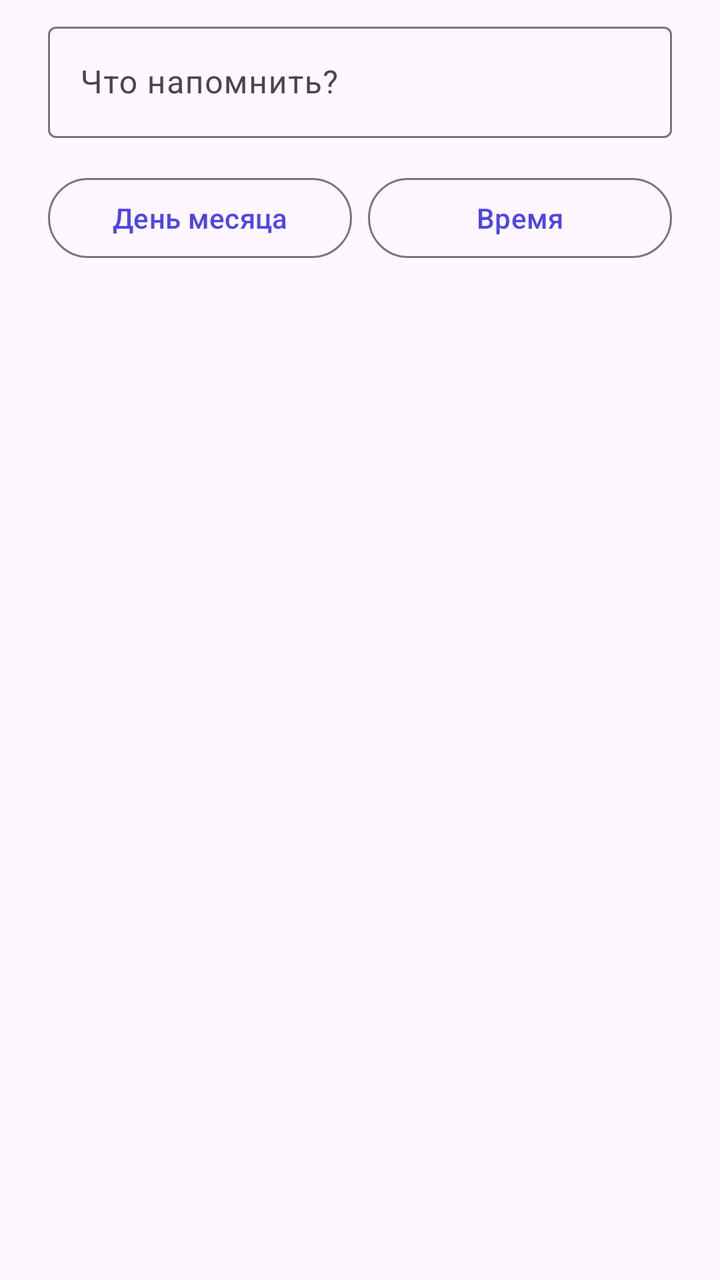
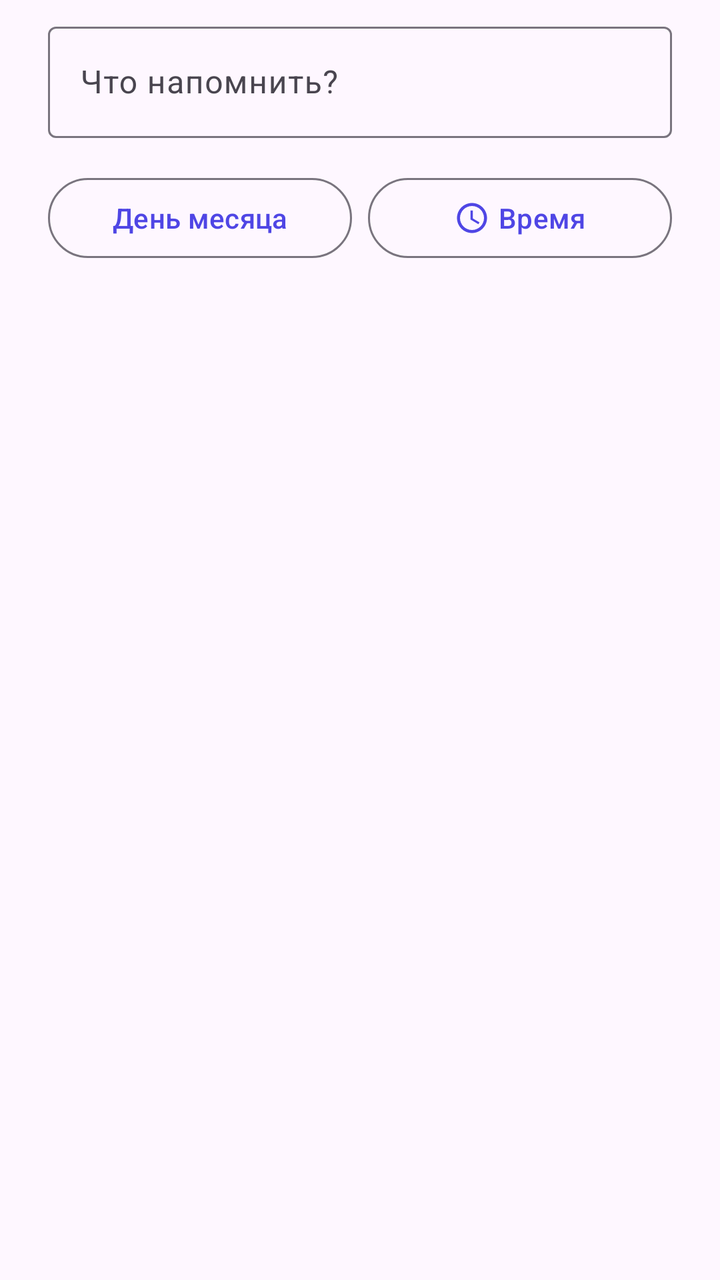

Screens rendered from an Android XML layout before and after an edit, with the pre-edit source and the edit as a unified diff.
<!-- AndroidManifest.xml: application theme Theme.MonthlyReminder -->
<!-- res/layout/dialog_task.xml -->
<?xml version="1.0" encoding="utf-8"?>
<LinearLayout xmlns:android="http://schemas.android.com/apk/res/android"
    xmlns:app="http://schemas.android.com/apk/res-auto"
    android:layout_width="match_parent"
    android:layout_height="wrap_content"
    android:orientation="vertical"
    android:paddingStart="24dp"
    android:paddingTop="8dp"
    android:paddingEnd="24dp"
    android:paddingBottom="4dp">

    <com.google.android.material.textfield.TextInputLayout
        android:id="@+id/titleLayout"
        style="@style/Widget.Material3.TextInputLayout.OutlinedBox"
        android:layout_width="match_parent"
        android:layout_height="wrap_content"
        android:hint="@string/task_title_hint">

        <com.google.android.material.textfield.TextInputEditText
            android:id="@+id/inputTitle"
            android:layout_width="match_parent"
            android:layout_height="wrap_content"
            android:inputType="textCapSentences"
            android:maxLines="1" />
    </com.google.android.material.textfield.TextInputLayout>

    <LinearLayout
        android:layout_width="match_parent"
        android:layout_height="wrap_content"
        android:layout_marginTop="16dp"
        android:orientation="horizontal">

        <com.google.android.material.button.MaterialButton
            android:id="@+id/btnDay"
            style="@style/Widget.Material3.Button.OutlinedButton"
            android:layout_width="0dp"
            android:layout_height="wrap_content"
            android:layout_weight="1"
            android:text="@string/day_of_month" />

        <com.google.android.material.button.MaterialButton
            android:id="@+id/btnTime"
            style="@style/Widget.Material3.Button.OutlinedButton"
            android:layout_width="0dp"
            android:layout_height="wrap_content"
            android:layout_marginStart="8dp"
            android:layout_weight="1"
            android:text="@string/time" />
    </LinearLayout>

    <TextView
        android:id="@+id/tvNext"
        android:layout_width="match_parent"
        android:layout_height="wrap_content"
        android:layout_marginTop="16dp"
        android:textAppearance="?attr/textAppearanceBodyMedium"
        android:textColor="?android:attr/textColorSecondary" />
</LinearLayout>
<!-- resources referenced by this layout -->
<resources>
  <string name="day_of_month">День месяца</string>
  <string name="task_title_hint">Что напомнить?</string>
  <string name="time">Время</string>
  <style name="Theme.MonthlyReminder" parent="Theme.Material3.DayNight.NoActionBar">
          <item name="colorPrimary">@color/brand</item>
          <item name="colorOnPrimary">#FFFFFF</item>
      </style>
  <color name="brand">#4F46E5</color>
</resources>

<!-- the commit's change to res/layout/dialog_task.xml (unified diff, before → after) -->
@@ -36,7 +36,12 @@
             android:layout_width="0dp"
             android:layout_height="wrap_content"
             android:layout_weight="1"
-            android:text="@string/day_of_month" />
+            android:paddingStart="8dp"
+            android:paddingEnd="8dp"
+            android:text="@string/day_of_month"
+            app:autoSizeMaxTextSize="14sp"
+            app:autoSizeMinTextSize="10sp"
+            app:autoSizeTextType="uniform" />
 
         <com.google.android.material.button.MaterialButton
             android:id="@+id/btnTime"
@@ -45,7 +50,14 @@
             android:layout_height="wrap_content"
             android:layout_marginStart="8dp"
             android:layout_weight="1"
-            android:text="@string/time" />
+            android:paddingStart="8dp"
+            android:paddingEnd="8dp"
+            android:text="@string/time"
+            app:autoSizeMaxTextSize="14sp"
+            app:autoSizeMinTextSize="10sp"
+            app:autoSizeTextType="uniform"
+            app:icon="@drawable/ic_clock"
+            app:iconGravity="textStart" />
     </LinearLayout>
 
     <TextView
<!-- resource entries referenced after the edit -->
@@ -1,5 +1,18 @@
 <!-- resources referenced by this layout -->
 <resources>
+  <!-- drawable ic_clock (drawable) -->
+  <vector xmlns:android="http://schemas.android.com/apk/res/android"
+      android:width="18dp"
+      android:height="18dp"
+      android:viewportWidth="24"
+      android:viewportHeight="24">
+      <path
+          android:fillColor="#FF000000"
+          android:pathData="M11.99,2C6.47,2 2,6.48 2,12s4.47,10 9.99,10C17.52,22 22,17.52 22,12S17.52,2 11.99,2zM12,20c-4.42,0 -8,-3.58 -8,-8s3.58,-8 8,-8 8,3.58 8,8 -3.58,8 -8,8z" />
+      <path
+          android:fillColor="#FF000000"
+          android:pathData="M12.5,7L11,7v6l5.25,3.15 0.75,-1.23 -4.5,-2.67z" />
+  </vector>
   <string name="day_of_month">День месяца</string>
   <string name="task_title_hint">Что напомнить?</string>
   <string name="time">Время</string>
